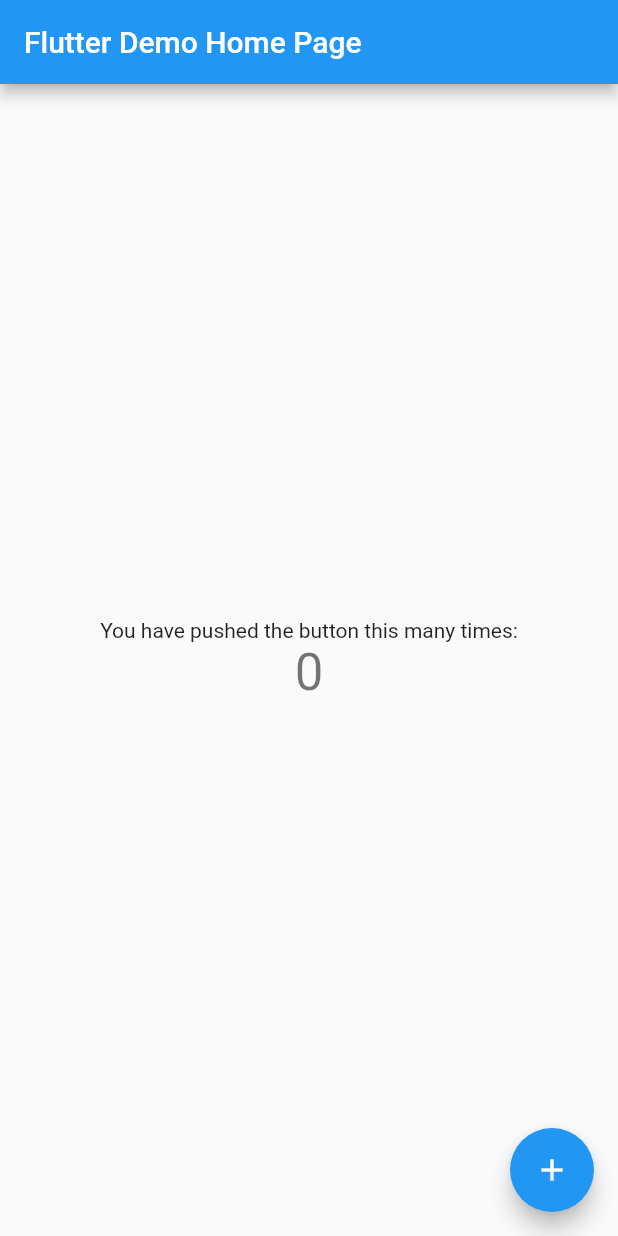
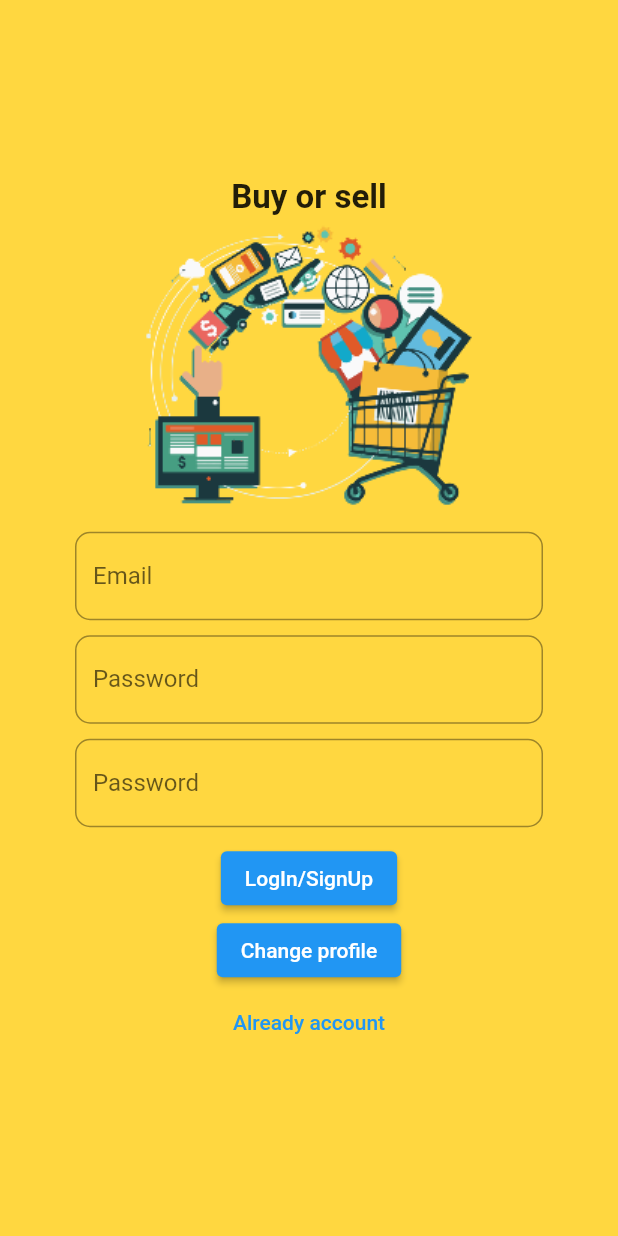
Before and after one commit to florin4l0r1n1/e_comerce_app, a Flutter app: the screen it shows after launch, on a phone screen of 412 x 824 dp. Run offline on Flutter 3.47's test engine with Material 2 defaults, Android fonts, the phone set to English and light mode, and no system bars.

Commit message:
Sing In UI

```diff
--- a/lib/main.dart
+++ b/lib/main.dart
@@ -1,115 +1,6 @@
+import 'package:e_comerce_app/presentation/my_app.dart';
 import 'package:flutter/material.dart';
 
 void main() {
   runApp(const MyApp());
 }
-
-class MyApp extends StatelessWidget {
-  const MyApp({Key? key}) : super(key: key);
-
-  // This widget is the root of your application.
-  @override
-  Widget build(BuildContext context) {
-    return MaterialApp(
-      title: 'Flutter Demo',
-      theme: ThemeData(
-        // This is the theme of your application.
-        //
-        // Try running your application with "flutter run". You'll see the
-        // application has a blue toolbar. Then, without quitting the app, try
-        // changing the primarySwatch below to Colors.green and then invoke
-        // "hot reload" (press "r" in the console where you ran "flutter run",
-        // or simply save your changes to "hot reload" in a Flutter IDE).
-        // Notice that the counter didn't reset back to zero; the application
-        // is not restarted.
-        primarySwatch: Colors.blue,
-      ),
-      home: const MyHomePage(title: 'Flutter Demo Home Page'),
-    );
-  }
-}
-
-class MyHomePage extends StatefulWidget {
-  const MyHomePage({Key? key, required this.title}) : super(key: key);
-
-  // This widget is the home page of your application. It is stateful, meaning
-  // that it has a State object (defined below) that contains fields that affect
-  // how it looks.
-
-  // This class is the configuration for the state. It holds the values (in this
-  // case the title) provided by the parent (in this case the App widget) and
-  // used by the build method of the State. Fields in a Widget subclass are
-  // always marked "final".
-
-  final String title;
-
-  @override
-  State<MyHomePage> createState() => _MyHomePageState();
-}
-
-class _MyHomePageState extends State<MyHomePage> {
-  int _counter = 0;
-
-  void _incrementCounter() {
-    setState(() {
-      // This call to setState tells the Flutter framework that something has
-      // changed in this State, which causes it to rerun the build method below
-      // so that the display can reflect the updated values. If we changed
-      // _counter without calling setState(), then the build method would not be
-      // called again, and so nothing would appear to happen.
-      _counter++;
-    });
-  }
-
-  @override
-  Widget build(BuildContext context) {
-    // This method is rerun every time setState is called, for instance as done
-    // by the _incrementCounter method above.
-    //
-    // The Flutter framework has been optimized to make rerunning build methods
-    // fast, so that you can just rebuild anything that needs updating rather
-    // than having to individually change instances of widgets.
-    return Scaffold(
-      appBar: AppBar(
-        // Here we take the value from the MyHomePage object that was created by
-        // the App.build method, and use it to set our appbar title.
-        title: Text(widget.title),
-      ),
-      body: Center(
-        // Center is a layout widget. It takes a single child and positions it
-        // in the middle of the parent.
-        child: Column(
-          // Column is also a layout widget. It takes a list of children and
-          // arranges them vertically. By default, it sizes itself to fit its
-          // children horizontally, and tries to be as tall as its parent.
-          //
-          // Invoke "debug painting" (press "p" in the console, choose the
-          // "Toggle Debug Paint" action from the Flutter Inspector in Android
-          // Studio, or the "Toggle Debug Paint" command in Visual Studio Code)
-          // to see the wireframe for each widget.
-          //
-          // Column has various properties to control how it sizes itself and
-          // how it positions its children. Here we use mainAxisAlignment to
-          // center the children vertically; the main axis here is the vertical
-          // axis because Columns are vertical (the cross axis would be
-          // horizontal).
-          mainAxisAlignment: MainAxisAlignment.center,
-          children: <Widget>[
-            const Text(
-              'You have pushed the button this many times:',
-            ),
-            Text(
-              '$_counter',
-              style: Theme.of(context).textTheme.headline4,
-            ),
-          ],
-        ),
-      ),
-      floatingActionButton: FloatingActionButton(
-        onPressed: _incrementCounter,
-        tooltip: 'Increment',
-        child: const Icon(Icons.add),
-      ), // This trailing comma makes auto-formatting nicer for build methods.
-    );
-  }
-}
--- /dev/null
+++ b/lib/presentation/my_app.dart
@@ -0,0 +1,18 @@
+
+import 'package:e_comerce_app/presentation/screens/log_in_screen.dart';
+import 'package:flutter/material.dart';
+
+class MyApp extends StatelessWidget {
+  const MyApp({Key key}) : super(key: key);
+
+  @override
+  Widget build(BuildContext context) {
+    return MaterialApp(
+        debugShowCheckedModeBanner: false,
+        title: 'Flutter Demo',
+        theme: ThemeData(
+          primarySwatch: Colors.blue,
+        ),
+        home: const LogInScreen());
+  }
+}
--- /dev/null
+++ b/lib/presentation/screens/log_in_screen.dart
@@ -0,0 +1,75 @@
+import 'package:e_comerce_app/presentation/screens/widgets/text_form_field.dart';
+import 'package:flutter/material.dart';
+import 'package:flutter/widgets.dart';
+
+class LogInScreen extends StatefulWidget {
+  const LogInScreen({Key key}) : super(key: key);
+
+  @override
+  State<LogInScreen> createState() => _LogInScreenState();
+}
+
+class _LogInScreenState extends State<LogInScreen> {
+  String text = "Seller";
+  bool isSeller;
+  @override
+  Widget build(BuildContext context) {
+    return Scaffold(body: _buildBody());
+  }
+
+  Widget _sizedBox() {
+    return const SizedBox(
+      height: 10,
+    );
+  }
+
+  Widget _image() {
+    return Image.asset('lib/images/comerce.png');
+  }
+
+  Widget _buildBody() {
+    return Container(
+      alignment: Alignment.center,
+      color: Colors.amberAccent,
+      child: Padding(
+        padding: const EdgeInsets.all(50.0),
+        child: SingleChildScrollView(
+          child: Column(
+            mainAxisAlignment: MainAxisAlignment.center,
+            children: <Widget>[
+              Text(
+                'Buy or sell',
+                style:
+                    const TextStyle(fontSize: 22, fontWeight: FontWeight.bold),
+              ),
+              _image(),
+              _sizedBox(),
+              CustomTextFormField(
+                  labelText: 'Email', hintText: 'example@example.com'),
+              _sizedBox(),
+              CustomTextFormField(
+                  labelText: 'Password',
+                  hintText: 'Please enter min 8 characters'),
+              _sizedBox(),
+              CustomTextFormField(
+                  labelText: 'Password', hintText: 'Password must match'),
+              _sizedBox(),
+              ElevatedButton(
+                onPressed: () {},
+                child: const Text('LogIn/SignUp'),
+              ),
+              ElevatedButton(
+                onPressed: () {},
+                child: const Text('Change profile'),
+              ),
+              TextButton(
+                onPressed: () {},
+                child: Text('Already account'),
+              ),
+            ],
+          ),
+        ),
+      ),
+    );
+  }
+}
--- /dev/null
+++ b/lib/presentation/screens/main_screen.dart
@@ -0,0 +1,13 @@
+import 'package:flutter/material.dart';
+
+class MainScreen extends StatelessWidget {
+  const MainScreen({Key key}) : super(key: key);
+
+  @override
+  Widget build(BuildContext context) {
+    return Scaffold(
+
+      appBar: AppBar(title: const Text('App bar'),),
+      body:  Container(child: Text('MainScreen'),),);
+  }
+}
--- /dev/null
+++ b/lib/presentation/screens/widgets/text_form_field.dart
@@ -0,0 +1,24 @@
+import 'package:flutter/material.dart';
+
+class CustomTextFormField extends StatelessWidget {
+
+  String labelText;
+  String hintText;
+  CustomTextFormField({
+    Key key,
+    @required this.labelText,
+    @required this.hintText,
+
+  }) : super(key: key);
+  @override
+  Widget build(BuildContext context) {
+    return TextFormField(
+        decoration:  InputDecoration(
+      labelText: labelText,
+      hintText: hintText,
+      border:const OutlineInputBorder(
+          borderRadius: BorderRadius.all(Radius.circular(10))),
+      fillColor: Colors.grey,
+    ));
+  }
+}
```
Also changed, not shown: pubspec.yaml (+5 -6 lines), lib/images/comerce.png (added), pubspec.lock, 1 other file.
